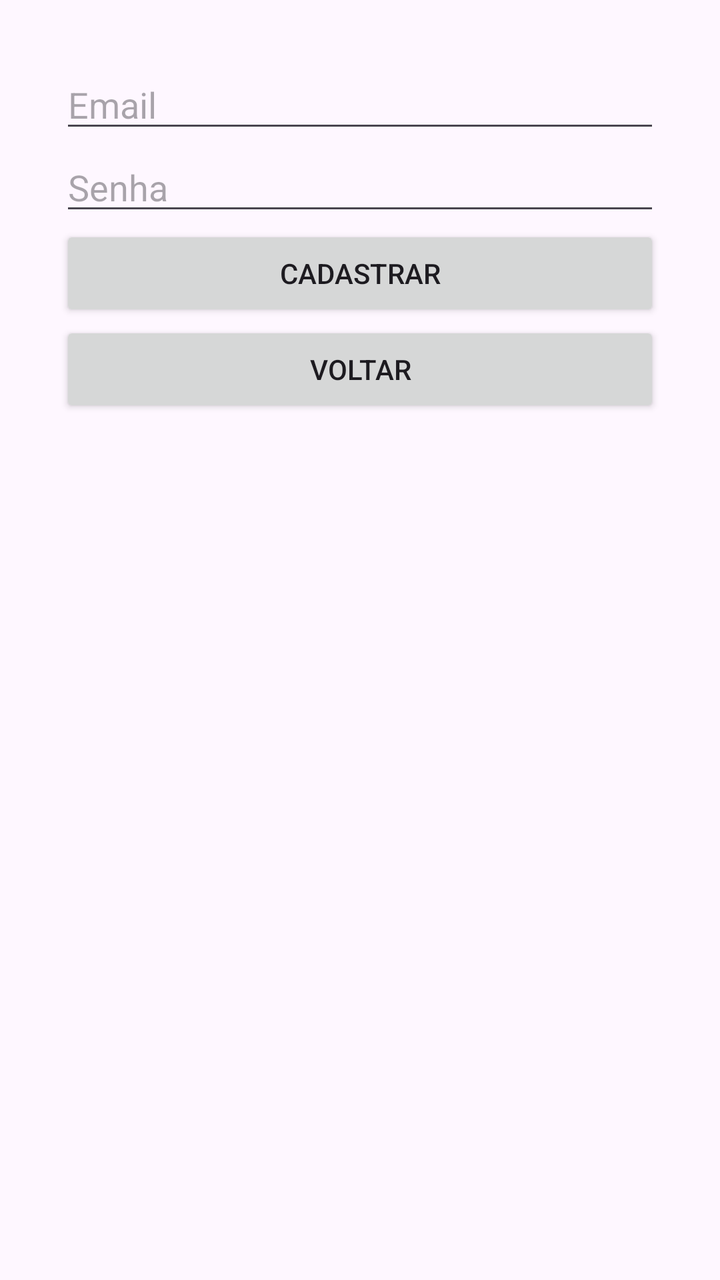
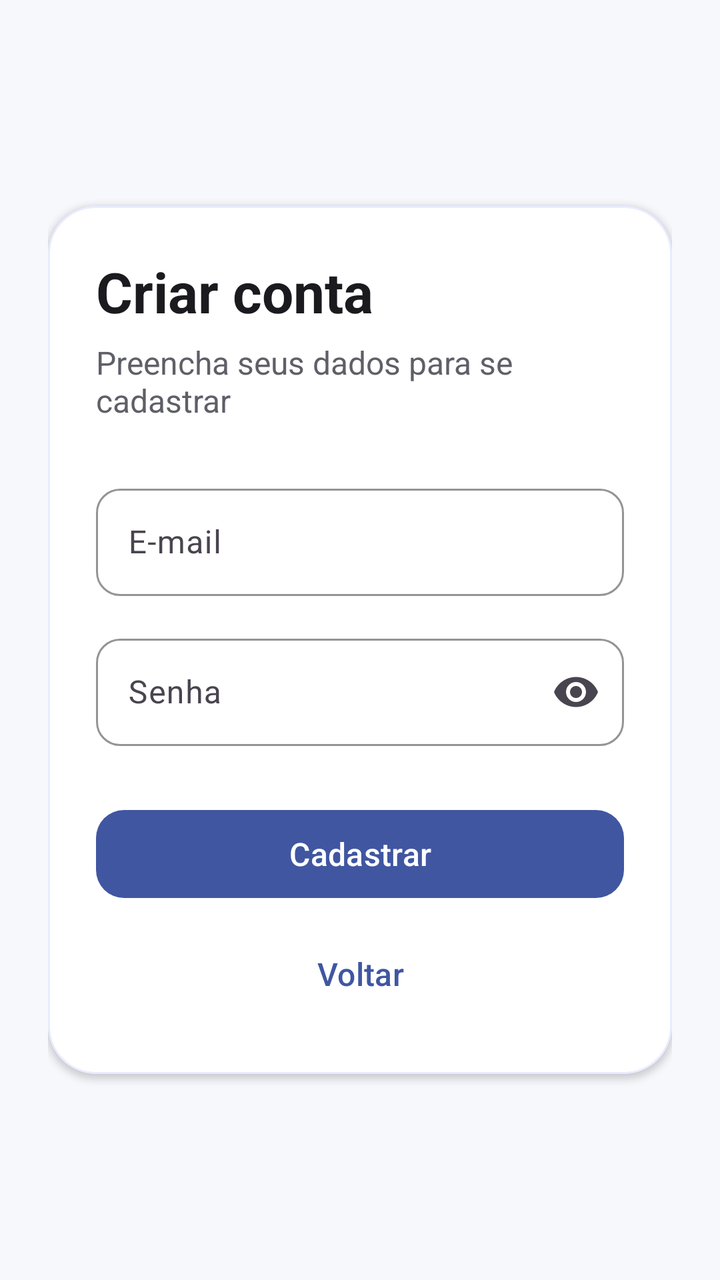

Compare the two renders of this Android layout. The source of the first and the diff that turns it into the second are given below.
<!-- AndroidManifest.xml: application theme Theme.MyApplication -->
<!-- res/layout/activity_cadastro.xml -->
<?xml version="1.0" encoding="utf-8"?>
<LinearLayout
    xmlns:android="http://schemas.android.com/apk/res/android"
    android:layout_width="match_parent"
    android:layout_height="match_parent"
    android:orientation="vertical"
    android:padding="30dp">

    <EditText
        android:id="@+id/email"
        android:layout_width="match_parent"
        android:layout_height="wrap_content"
        android:hint="Email" />

    <EditText
        android:id="@+id/senha"
        android:layout_width="match_parent"
        android:layout_height="wrap_content"
        android:hint="Senha"
        android:inputType="textPassword" />

    <Button
        android:id="@+id/btnCadastro"
        android:layout_width="match_parent"
        android:layout_height="wrap_content"
        android:text="Cadastrar" />

    <Button
        android:id="@+id/btnVoltar"
        android:layout_width="match_parent"
        android:layout_height="wrap_content"
        android:text="Voltar" />

</LinearLayout>
<!-- resources referenced by this layout -->
<resources>
  <style name="Theme.MyApplication" parent="Base.Theme.MyApplication" />
  <style name="Base.Theme.MyApplication" parent="Theme.Material3.DayNight.NoActionBar">
          
          
      </style>
</resources>

<!-- the commit's change to res/layout/activity_cadastro.xml (unified diff, before → after) -->
@@ -1,34 +1,115 @@
 <?xml version="1.0" encoding="utf-8"?>
-<LinearLayout
+<ScrollView
     xmlns:android="http://schemas.android.com/apk/res/android"
+    xmlns:app="http://schemas.android.com/apk/res-auto"
     android:layout_width="match_parent"
     android:layout_height="match_parent"
-    android:orientation="vertical"
-    android:padding="30dp">
+    android:background="@color/screen_background"
+    android:fillViewport="true">
 
-    <EditText
-        android:id="@+id/email"
+    <LinearLayout
         android:layout_width="match_parent"
-        android:layout_height="wrap_content"
-        android:hint="Email" />
+        android:layout_height="match_parent"
+        android:gravity="center"
+        android:orientation="vertical"
+        android:padding="24dp">
 
-    <EditText
-        android:id="@+id/senha"
-        android:layout_width="match_parent"
-        android:layout_height="wrap_content"
-        android:hint="Senha"
-        android:inputType="textPassword" />
+        <com.google.android.material.card.MaterialCardView
+            android:layout_width="match_parent"
+            android:layout_height="wrap_content"
+            app:cardBackgroundColor="@color/white"
+            app:cardCornerRadius="24dp"
+            app:cardElevation="2dp"
+            app:strokeColor="@color/primary_container"
+            app:strokeWidth="1dp">
 
-    <Button
-        android:id="@+id/btnCadastro"
-        android:layout_width="match_parent"
-        android:layout_height="wrap_content"
-        android:text="Cadastrar" />
+            <LinearLayout
+                android:layout_width="match_parent"
+                android:layout_height="wrap_content"
+                android:orientation="vertical"
+                android:padding="24dp">
 
-    <Button
-        android:id="@+id/btnVoltar"
-        android:layout_width="match_parent"
-        android:layout_height="wrap_content"
-        android:text="Voltar" />
+                <TextView
+                    android:layout_width="wrap_content"
+                    android:layout_height="wrap_content"
+                    android:text="Criar conta"
+                    android:textColor="@color/text_primary"
+                    android:textSize="28sp"
+                    android:textStyle="bold" />
 
-</LinearLayout>
+                <TextView
+                    android:layout_width="wrap_content"
+                    android:layout_height="wrap_content"
+                    android:layout_marginTop="6dp"
+                    android:text="Preencha seus dados para se cadastrar"
+                    android:textColor="@color/text_secondary"
+                    android:textSize="16sp" />
+
+                <com.google.android.material.textfield.TextInputLayout
+                    android:layout_width="match_parent"
+                    android:layout_height="wrap_content"
+                    android:layout_marginTop="28dp"
+                    android:hint="E-mail"
+                    app:boxBackgroundColor="@color/field_background"
+                    app:boxCornerRadiusBottomEnd="12dp"
+                    app:boxCornerRadiusBottomStart="12dp"
+                    app:boxCornerRadiusTopEnd="12dp"
+                    app:boxCornerRadiusTopStart="12dp"
+                    app:boxStrokeColor="@color/primary"
+                    app:boxStrokeWidth="1dp"
+                    app:boxStrokeWidthFocused="2dp">
+
+                    <com.google.android.material.textfield.TextInputEditText
+                        android:id="@+id/email"
+                        android:layout_width="match_parent"
+                        android:layout_height="wrap_content"
+                        android:inputType="textEmailAddress"
+                        android:paddingVertical="16dp" />
+                </com.google.android.material.textfield.TextInputLayout>
+
+                <com.google.android.material.textfield.TextInputLayout
+                    android:layout_width="match_parent"
+                    android:layout_height="wrap_content"
+                    android:layout_marginTop="16dp"
+                    android:hint="Senha"
+                    app:boxBackgroundColor="@color/field_background"
+                    app:boxCornerRadiusBottomEnd="12dp"
+                    app:boxCornerRadiusBottomStart="12dp"
+                    app:boxCornerRadiusTopEnd="12dp"
+                    app:boxCornerRadiusTopStart="12dp"
+                    app:boxStrokeColor="@color/primary"
+                    app:boxStrokeWidth="1dp"
+                    app:boxStrokeWidthFocused="2dp"
+                    app:endIconMode="password_toggle">
+
+                    <com.google.android.material.textfield.TextInputEditText
+                        android:id="@+id/senha"
+                        android:layout_width="match_parent"
+                        android:layout_height="wrap_content"
+                        android:inputType="textPassword"
+                        android:paddingVertical="16dp" />
+                </com.google.android.material.textfield.TextInputLayout>
+
+                <com.google.android.material.button.MaterialButton
+                    android:id="@+id/btnCadastro"
+                    android:layout_width="match_parent"
+                    android:layout_height="52dp"
+                    android:layout_marginTop="28dp"
+                    android:text="Cadastrar"
+                    android:textAllCaps="false"
+                    android:textSize="16sp"
+                    app:cornerRadius="14dp" />
+
+                <com.google.android.material.button.MaterialButton
+                    android:id="@+id/btnVoltar"
+                    style="@style/Widget.Material3.Button.TextButton"
+                    android:layout_width="match_parent"
+                    android:layout_height="52dp"
+                    android:layout_marginTop="8dp"
+                    android:text="Voltar"
+                    android:textAllCaps="false"
+                    android:textSize="16sp" />
+            </LinearLayout>
+        </com.google.android.material.card.MaterialCardView>
+    </LinearLayout>
+</ScrollView>
<!-- resource entries referenced after the edit -->
@@ -1,9 +1,20 @@
 <!-- resources referenced by this layout -->
 <resources>
+  <color name="field_background">#FFFFFFFF</color>
+  <color name="primary">#4056A1</color>
+  <color name="primary_container">#E8ECFF</color>
+  <color name="screen_background">#F7F8FC</color>
+  <color name="text_primary">#1B1B1F</color>
+  <color name="text_secondary">#5F5F68</color>
+  <color name="white">#FFFFFFFF</color>
   <style name="Theme.MyApplication" parent="Base.Theme.MyApplication" />
   <style name="Base.Theme.MyApplication" parent="Theme.Material3.DayNight.NoActionBar">
-          
-          
+          <item name="colorPrimary">@color/primary</item>
+          <item name="colorOnPrimary">@color/white</item>
+          <item name="colorPrimaryContainer">@color/primary_container</item>
+          <item name="android:statusBarColor">@color/screen_background</item>
+          <item name="android:navigationBarColor">@color/screen_background</item>
+          <item name="android:windowLightStatusBar">true</item>
       </style>
 </resources>
 
